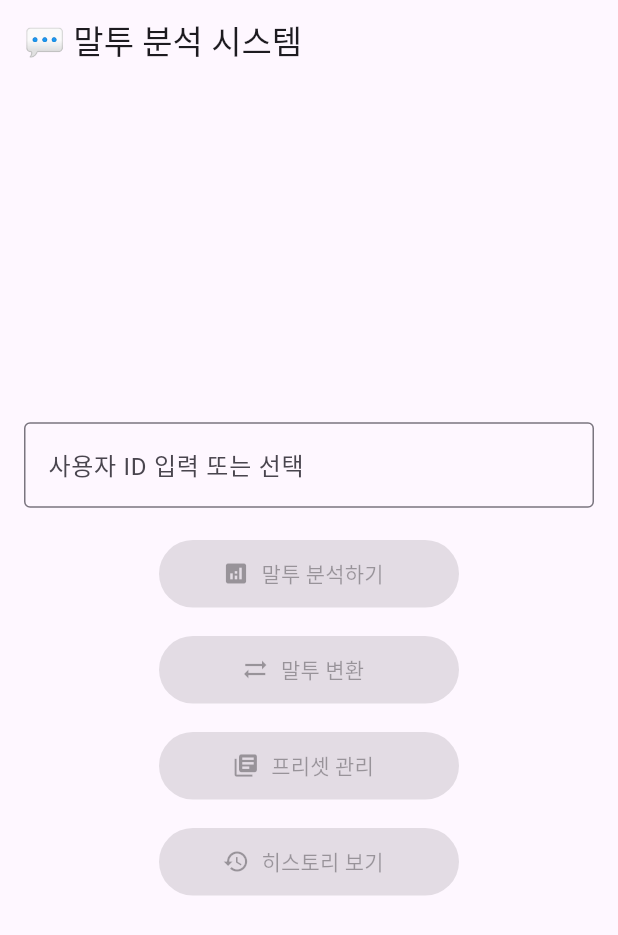
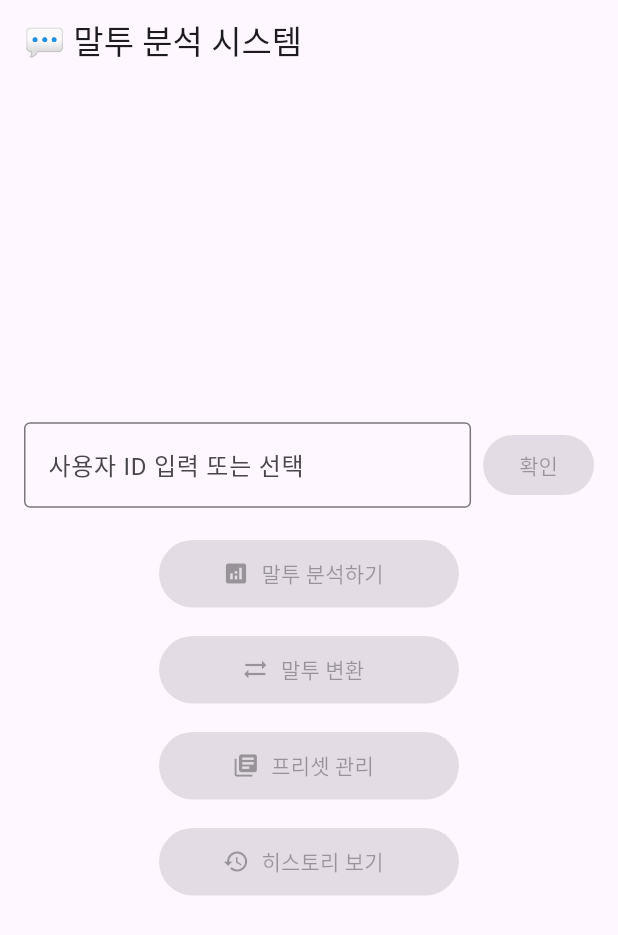
Before and after one commit to joshua92y/tone_c_project, a Flutter app: the screen it shows after launch, on a phone screen of 412 x 824 dp. Shown: the top 935 px of the screen. Run offline on Flutter 3.47's test engine with Material 3 defaults, Android fonts, the phone set to English and light mode, and no system bars; network calls fail.

Commit message:
사용자id 입력 환경개선

```diff
--- a/tone_web/lib/pages/home_page.dart
+++ b/tone_web/lib/pages/home_page.dart
@@ -18,6 +18,7 @@ class _HomePageState extends State<HomePage> {
   final _userController = TextEditingController();
   List<String> _userIds = [];
   bool _loading = false;
+  bool _isUserSelected = false;
   final String hostApiServer = 'https://tonecproject-production.up.railway.app';
 
   @override
@@ -74,11 +75,17 @@ class _HomePageState extends State<HomePage> {
         ),
       );
       if (confirm == true) {
-        setState(() => _userIds.add(userId));
+        setState(() {
+          _userIds.add(userId);
+          _isUserSelected = true;
+        });
       } else {
         _userController.clear();
+        setState(() => _isUserSelected = false);
         return;
       }
+    } else {
+      setState(() => _isUserSelected = true);
     }
   }
 
@@ -111,7 +118,10 @@ class _HomePageState extends State<HomePage> {
         child: Column(
           mainAxisAlignment: MainAxisAlignment.center,
           children: [
-            Autocomplete<String>(
+            Row(
+              children: [
+                Expanded(
+                  child: Autocomplete<String>(
                     optionsBuilder: (TextEditingValue textEditingValue) {
                       if (textEditingValue.text.isEmpty) {
                         return _userIds;
@@ -144,18 +154,42 @@ class _HomePageState extends State<HomePage> {
                                   onPressed: () {
                                     controller.clear();
                                     _userController.clear();
+                                    setState(() => _isUserSelected = false);
                                   },
                                 )
+                              : null,
+                          prefixIcon: _isUserSelected
+                              ? const Icon(Icons.check_circle, color: Colors.green)
                               : null,
                         ),
                       );
                     },
                   ),
+                ),
+                const SizedBox(width: 8),
+                ElevatedButton(
+                  onPressed: userId.isNotEmpty
+                      ? () => _handleUserSelection(userId)
+                      : null,
+                  child: const Text('확인'),
+                ),
+              ],
+            ),
+            if (_isUserSelected) ...[
+              const SizedBox(height: 16),
+              Text(
+                '현재 선택된 사용자: $userId',
+                style: const TextStyle(
+                  fontWeight: FontWeight.bold,
+                  color: Colors.green,
+                ),
+              ),
+            ],
             const SizedBox(height: 20),
             _buildFeatureButton(
               icon: Icons.analytics,
               label: '말투 분석하기',
-              enabled: userId.isNotEmpty,
+              enabled: _isUserSelected,
               onPressed: () => Navigator.push(
                 context,
                 MaterialPageRoute(
@@ -167,7 +201,7 @@ class _HomePageState extends State<HomePage> {
             _buildFeatureButton(
               icon: Icons.sync_alt,
               label: '말투 변환',
-              enabled: userId.isNotEmpty,
+              enabled: _isUserSelected,
               onPressed: () => Navigator.push(
                 context,
                 MaterialPageRoute(
@@ -179,7 +213,7 @@ class _HomePageState extends State<HomePage> {
             _buildFeatureButton(
               icon: Icons.library_books,
               label: '프리셋 관리',
-              enabled: userId.isNotEmpty,
+              enabled: _isUserSelected,
               onPressed: () => Navigator.push(
                 context,
                 MaterialPageRoute(
@@ -191,7 +225,7 @@ class _HomePageState extends State<HomePage> {
             _buildFeatureButton(
               icon: Icons.history,
               label: '히스토리 보기',
-              enabled: userId.isNotEmpty,
+              enabled: _isUserSelected,
               onPressed: () => Navigator.push(
                 context,
                 MaterialPageRoute(
```
Also changed, not shown: 5 other files. Lines whose indentation alone changed are shown as unchanged.
